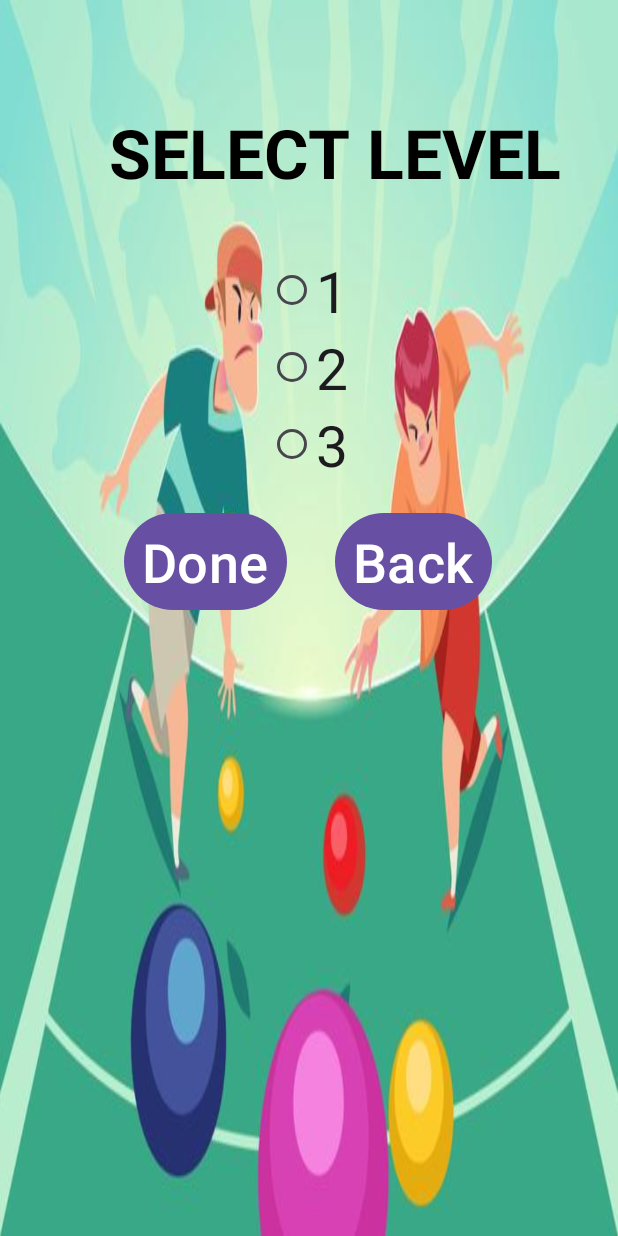
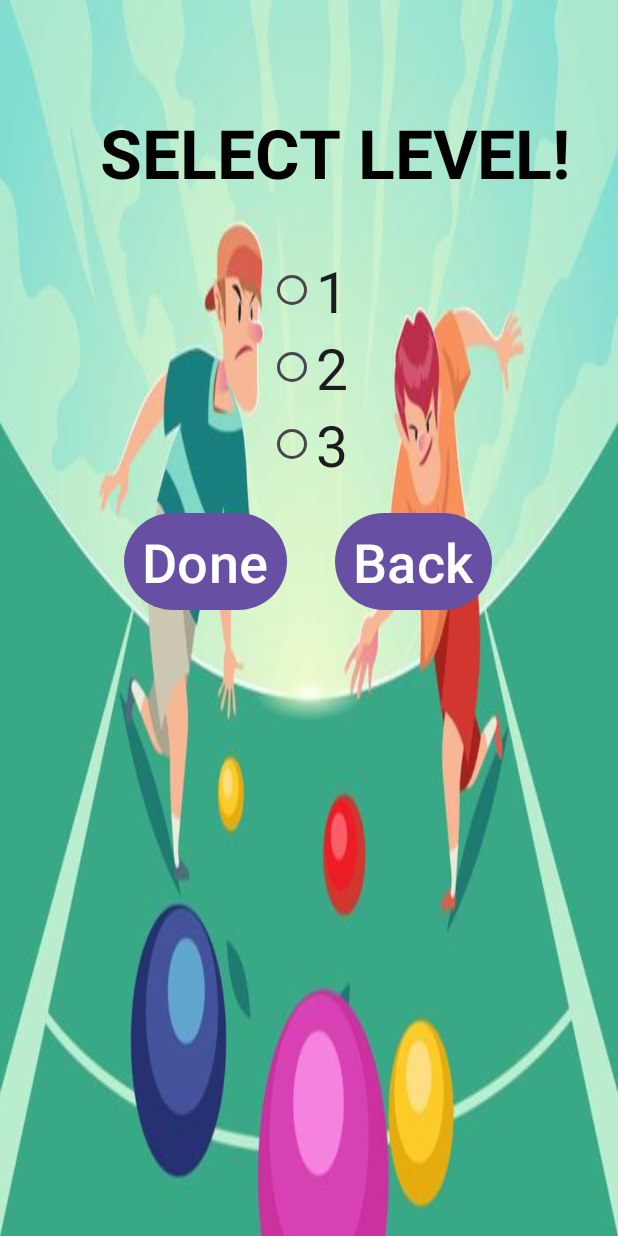
Before and after one commit to jujinajoy/Thesisboccegame, an Android app: the Roundactivity screen opened directly, with no data from a screen before it, on a phone screen of 412 x 824 dp. Run offline under Robolectric (Android 15) with nearby library versions, the light colour scheme and no system bars; 7 statements that could not run were skipped.

Commit message:
Uploading entire project

```diff
--- a/app/src/main/res/layout/activity_round.xml
+++ b/app/src/main/res/layout/activity_round.xml
@@ -36,7 +36,7 @@
         android:layout_marginTop="55dp"
         android:textColor="#000000"
         android:layout_marginStart="18dp"
-        android:text="SELECT LEVEL"
+        android:text="SELECT LEVEL!"
         android:textSize="45sp"
         android:textStyle="bold" />
     <ScrollView
```
